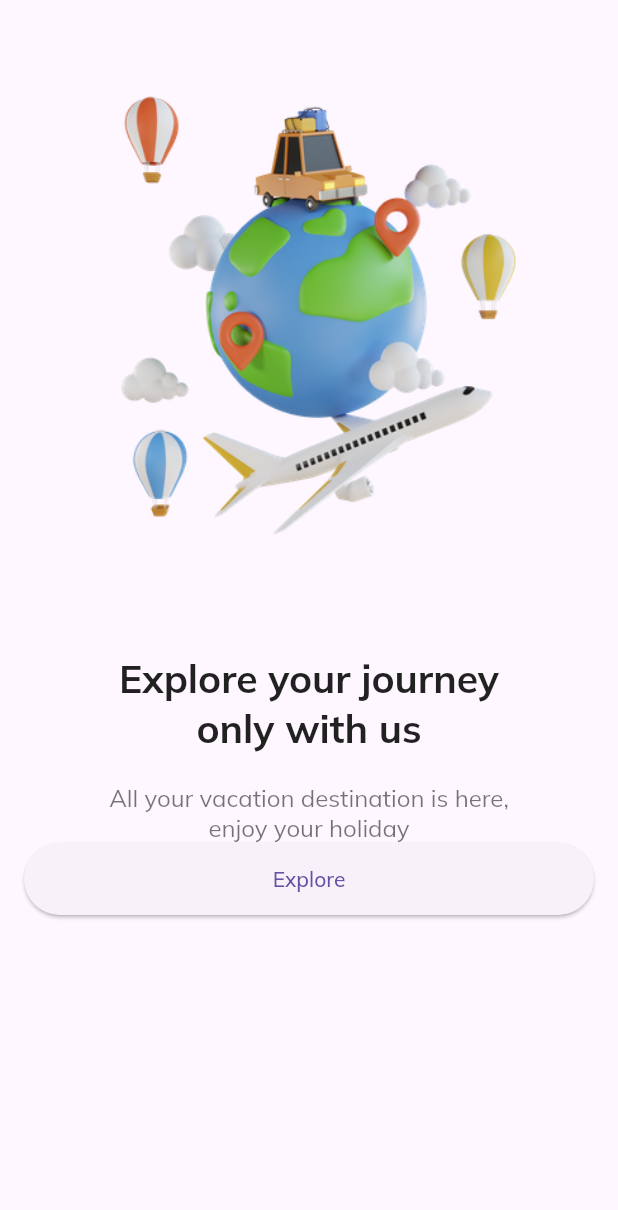
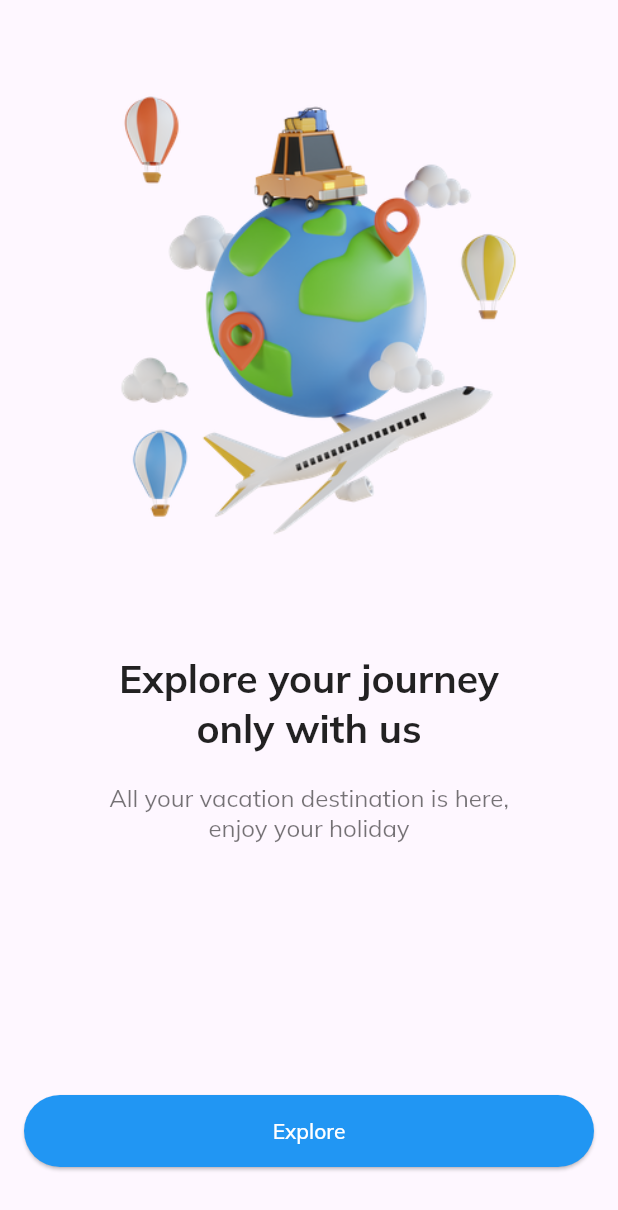
Before and after one commit to vijeth-simha/flutter_ui_playground, a Flutter app: the screen it shows after launch, on a phone screen of 412 x 824 dp. Shown: the top 1210 px of the screen. Run offline on Flutter 3.47's test engine with Material 2 defaults, Android fonts, the phone set to English and light mode, and no system bars; our stand-ins replace google_fonts.

Commit message:
created a separate pages folder

```diff
--- a/lib/main.dart
+++ b/lib/main.dart
@@ -1,5 +1,5 @@
 import 'package:flutter/material.dart';
-import 'package:flutter_ui_playground/welcome_page.dart';
+import 'package:flutter_ui_playground/pages/welcome_page.dart';
 import 'package:google_fonts/google_fonts.dart';
 
 void main() {
--- a/lib/welcome_page.dart
+++ b/lib/pages/welcome_page.dart
@@ -24,15 +24,21 @@ class WelcomePage extends StatelessWidget {
                 textAlign: TextAlign.center,
                 style: TextStyle(fontSize: 16, color: Colors.black54),
               ),
-              SizedBox(
+              const Spacer(),
+              Padding(
+                padding: const EdgeInsets.only(bottom: 30),
+                child: SizedBox(
                   width: double.maxFinite,
                   child: ElevatedButton(
                     onPressed: () {},
                     style: ElevatedButton.styleFrom(
+                        backgroundColor: Colors.blue,
+                        foregroundColor: Colors.white,
                         shape: const StadiumBorder(),
                         padding: const EdgeInsets.symmetric(
                             horizontal: 8.0, vertical: 15.0)),
                     child: const Text('Explore'),
+                  ),
                 ),
               )
             ],
```
Lines whose indentation alone changed are shown as unchanged.
